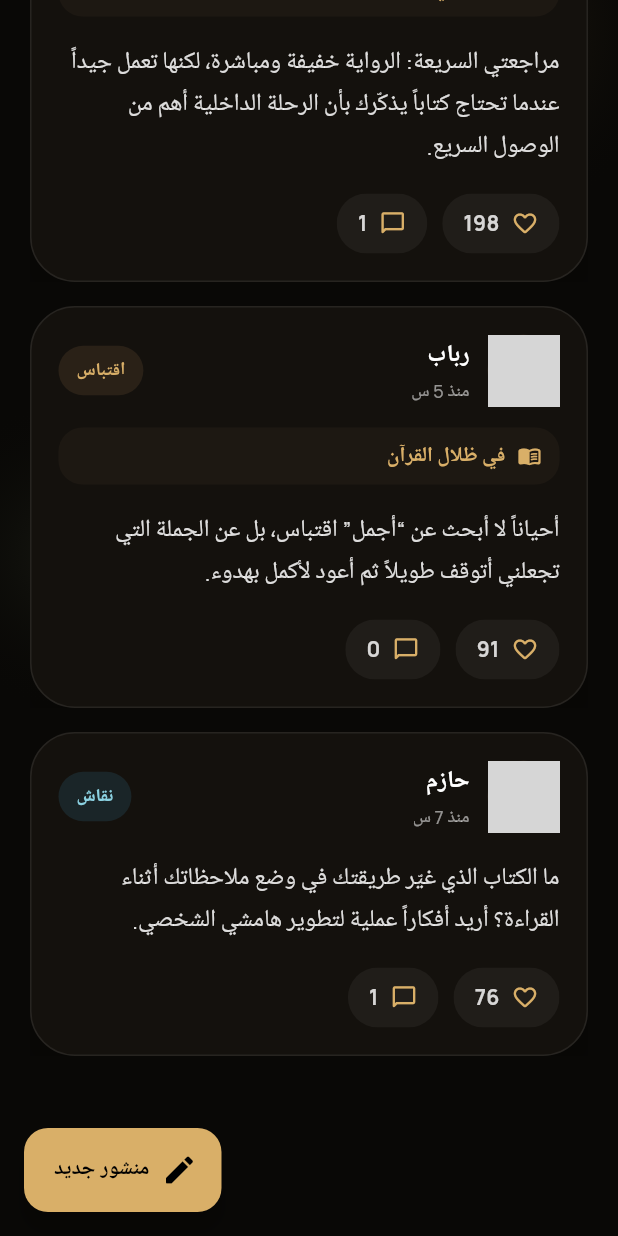
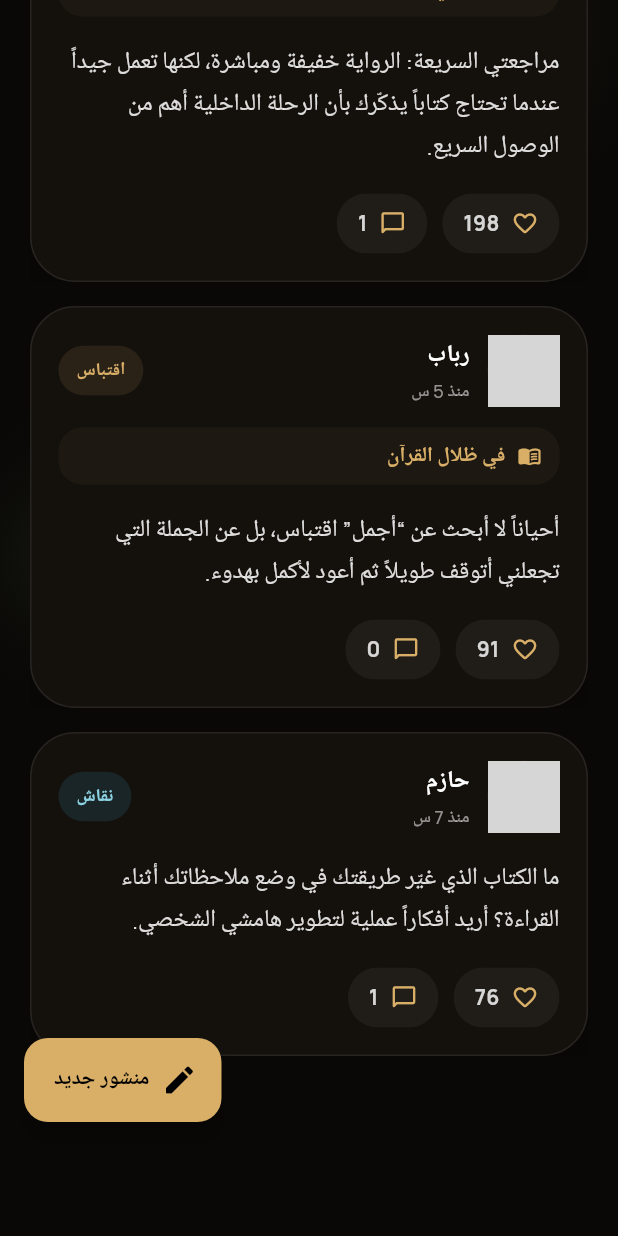
Before and after one commit to omarragab21/kutub_fm, a Flutter app: the ReaderSessionsScreen screen opened by its route, scrolled down 1068 dp, on a phone screen of 412 x 824 dp. Run offline on Flutter 3.47's test engine with Material 3 defaults, Android fonts, the phone set to English and light mode, and no system bars; our stand-ins replace dio, google_fonts, in_app_purchase, just_audio, just_audio_background, share_plus and 1 more; missing offline and left inert: audio_session, syncfusion_flutter_pdf; accounts and stored records are empty; network calls fail; statements that could not run were skipped; grey boxes are pictures that could not be loaded.

Commit message:
feat: add scroll-aware visibility animation to floating action button in ReaderSessionsScreen

```diff
--- a/lib/features/reader_sessions/presentation/pages/reader_sessions_screen.dart
+++ b/lib/features/reader_sessions/presentation/pages/reader_sessions_screen.dart
@@ -1,4 +1,5 @@
 import 'package:flutter/material.dart';
+import 'package:flutter/rendering.dart';
 import 'package:provider/provider.dart';
 
 import '../../../../core/routes/app_routes.dart';
@@ -7,8 +8,15 @@ import '../widgets/active_users_bar.dart';
 import '../widgets/post_card.dart';
 import 'reader_post_detail_screen.dart';
 
-class ReaderSessionsScreen extends StatelessWidget {
+class ReaderSessionsScreen extends StatefulWidget {
   const ReaderSessionsScreen({super.key});
+
+  @override
+  State<ReaderSessionsScreen> createState() => _ReaderSessionsScreenState();
+}
+
+class _ReaderSessionsScreenState extends State<ReaderSessionsScreen> {
+  bool _isFabVisible = true;
 
   @override
   Widget build(BuildContext context) {
@@ -18,7 +26,15 @@ class ReaderSessionsScreen extends StatelessWidget {
       textDirection: TextDirection.rtl,
       child: Scaffold(
         backgroundColor: const Color(0xFF090806),
-        floatingActionButton: FloatingActionButton.extended(
+        floatingActionButton: AnimatedSlide(
+          duration: const Duration(milliseconds: 300),
+          offset: _isFabVisible ? Offset.zero : const Offset(0, 2),
+          child: AnimatedOpacity(
+            duration: const Duration(milliseconds: 300),
+            opacity: _isFabVisible ? 1.0 : 0.0,
+            child: Padding(
+              padding: const EdgeInsets.only(bottom: 60.0),
+              child: FloatingActionButton.extended(
                 onPressed: () {
                   Navigator.of(context).pushNamed(AppRoutes.readerCreatePost);
                 },
@@ -30,13 +46,29 @@ class ReaderSessionsScreen extends StatelessWidget {
                 ),
                 icon: const Icon(Icons.edit_rounded),
               ),
+            ),
+          ),
+        ),
         body: Stack(
           children: [
             const _FeedBackdrop(),
             SafeArea(
               child: provider.isLoading
                   ? const Center(child: CircularProgressIndicator())
-                  : CustomScrollView(
+                  : NotificationListener<UserScrollNotification>(
+                      onNotification: (notification) {
+                        if (notification.direction == ScrollDirection.idle) {
+                          if (!_isFabVisible) {
+                            setState(() => _isFabVisible = true);
+                          }
+                        } else {
+                          if (_isFabVisible) {
+                            setState(() => _isFabVisible = false);
+                          }
+                        }
+                        return false;
+                      },
+                      child: CustomScrollView(
                         physics: const BouncingScrollPhysics(),
                         slivers: [
                           SliverToBoxAdapter(
@@ -68,7 +100,8 @@ class ReaderSessionsScreen extends StatelessWidget {
                                         ),
                                       );
                                     },
-                                  onLikeTap: () => provider.toggleLike(post.id),
+                                    onLikeTap: () =>
+                                        provider.toggleLike(post.id),
                                     onCommentTap: () {
                                       Navigator.of(context).pushNamed(
                                         AppRoutes.readerPostDetail,
@@ -83,6 +116,7 @@ class ReaderSessionsScreen extends StatelessWidget {
                             ),
                           ),
                         ],
+                      ),
                     ),
             ),
           ],
```
Lines whose indentation alone changed are shown as unchanged.
